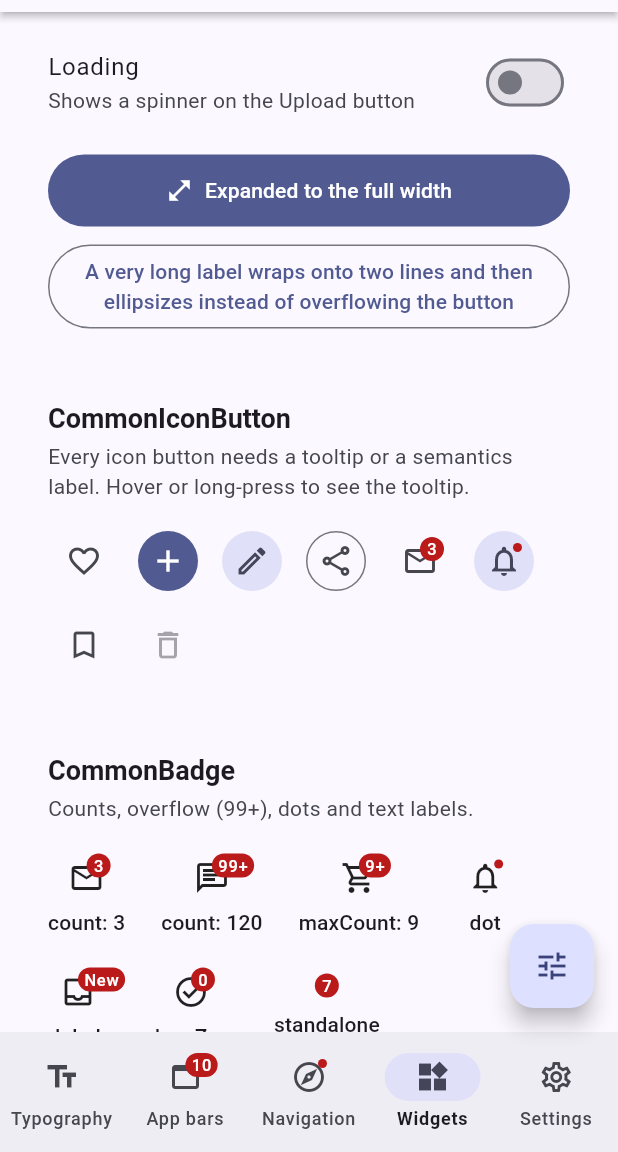
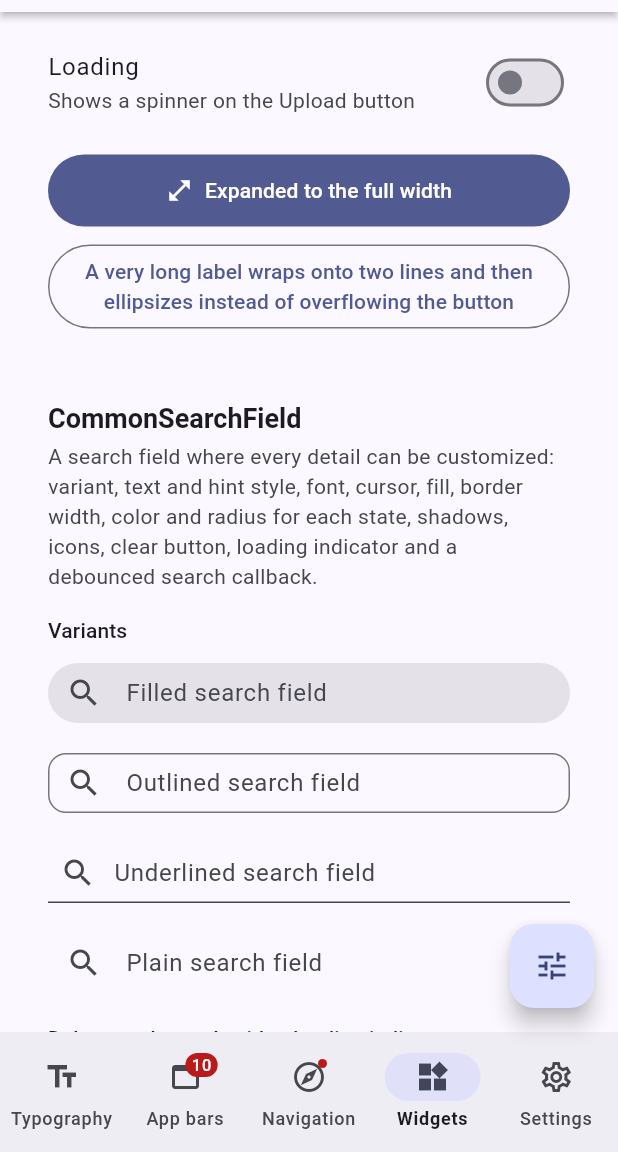
Before and after one commit to AvinashK123-A/scaffold_studio, a Flutter app: the screen it shows after launch, item 4 of the bottom bar chosen, scrolled down 576 dp, on a phone screen of 412 x 824 dp, the part 84-1236 px from its top. Run offline on Flutter 3.47's test engine with Material 3 defaults, Android fonts, the phone set to English and light mode, and no system bars.

Commit message:
Add CommonSearchField demos to the example app

```diff
--- a/example/lib/pages/widgets_page.dart
+++ b/example/lib/pages/widgets_page.dart
@@ -8,8 +8,8 @@ import 'package:scaffold_studio/scaffold_studio.dart';
 
 import '../widgets/showcase_widgets.dart';
 
-/// Demonstrates the common widgets: buttons, icon buttons, badges, cards,
-/// dividers, a responsive grid and keyboard focus.
+/// Demonstrates the common widgets: buttons, search fields, icon buttons,
+/// badges, cards, dividers, a responsive grid and keyboard focus.
 class WidgetsPage extends StatefulWidget {
   /// Creates the page.
   const WidgetsPage({super.key});
@@ -23,6 +23,25 @@ class _WidgetsPageState extends State<WidgetsPage> {
   final TextEditingController _email = TextEditingController();
   bool _loading = false;
   bool _bookmarked = false;
+  String _fruitQuery = '';
+  bool _searchingFruit = false;
+
+  static const List<String> _fruitNames = <String>[
+    'Apple',
+    'Apricot',
+    'Banana',
+    'Blueberry',
+    'Cherry',
+    'Grape',
+    'Kiwi',
+    'Lemon',
+    'Mango',
+    'Orange',
+    'Peach',
+    'Pear',
+    'Pineapple',
+    'Strawberry',
+  ];
 
   @override
   void dispose() {
@@ -38,6 +57,7 @@ class _WidgetsPageState extends State<WidgetsPage> {
     return ShowcasePage(
       children: <Widget>[
         _buttons(),
+        _searchFields(),
         _iconButtons(),
         _badges(),
         _cards(),
@@ -139,6 +159,116 @@ class _WidgetsPageState extends State<WidgetsPage> {
                 'instead of overflowing the button',
             variant: CommonButtonVariant.outlined,
             onPressed: () => _say('Long label pressed'),
+          ),
+        ],
+      ),
+    );
+  }
+
+  Widget _searchFields() {
+    final ColorScheme scheme = Theme.of(context).colorScheme;
+    final String query = _fruitQuery.toLowerCase();
+    final List<String> matches = <String>[
+      for (final String name in _fruitNames)
+        if (name.toLowerCase().contains(query)) name,
+    ];
+    final String results = matches.isEmpty
+        ? 'No fruit matches "$_fruitQuery".'
+        : matches.join(', ');
+
+    return ShowcaseSection(
+      title: 'CommonSearchField',
+      description:
+          'A search field where every detail can be customized: variant, text '
+          'and hint style, font, cursor, fill, border width, color and radius '
+          'for each state, shadows, icons, clear button, loading indicator and '
+          'a debounced search callback.',
+      child: Column(
+        crossAxisAlignment: CrossAxisAlignment.stretch,
+        spacing: 12,
+        children: <Widget>[
+          const CommonLabelText('Variants'),
+          for (final CommonSearchFieldVariant variant
+              in CommonSearchFieldVariant.values)
+            CommonSearchField(
+              variant: variant,
+              hintText: '${_capitalize(variant.name)} search field',
+            ),
+          const CommonLabelText('Debounced search with a loading indicator'),
+          CommonSearchField(
+            hintText: 'Search fruit',
+            isLoading: _searchingFruit,
+            onChanged: (String value) {
+              if (!_searchingFruit) {
+                setState(() => _searchingFruit = true);
+              }
+            },
+            onSearch: (String value) {
+              setState(() {
+                _fruitQuery = value;
+                _searchingFruit = false;
+              });
+            },
+          ),
+          CommonBodyText(results),
+          const CommonLabelText('Fully custom style'),
+          CommonSearchField(
+            hintText: 'Search the help center',
+            style: CommonSearchFieldStyle(
+              height: 52,
+              font: StudioFont.roboto,
+              textStyle: const TextStyle(
+                fontSize: 15,
+                fontWeight: FontWeight.w500,
+              ),
+              hintStyle: TextStyle(
+                fontSize: 15,
+                color: scheme.onSurfaceVariant.withValues(alpha: 0.7),
+              ),
+              backgroundColor: scheme.surface,
+              focusedBackgroundColor: scheme.surface,
+              borderRadius: const BorderRadius.all(Radius.circular(14)),
+              borderWidth: 1,
+              focusedBorderWidth: 2,
+              borderColor: scheme.outlineVariant,
+              hoverBorderColor: scheme.outline,
+              focusedBorderColor: scheme.tertiary,
+              shadows: <BoxShadow>[
+                BoxShadow(
+                  color: scheme.shadow.withValues(alpha: 0.08),
+                  blurRadius: 12,
+                  offset: const Offset(0, 4),
+                ),
+              ],
+              focusedShadows: <BoxShadow>[
+                BoxShadow(
+                  color: scheme.tertiary.withValues(alpha: 0.25),
+                  blurRadius: 16,
+                  offset: const Offset(0, 6),
+                ),
+              ],
+              prefixIcon: Icons.help_outline,
+              focusedPrefixIconColor: scheme.tertiary,
+              cursorColor: scheme.tertiary,
+              selectionColor: scheme.tertiary.withValues(alpha: 0.3),
+              clearIcon: Icons.cancel,
+              clearIconColor: scheme.tertiary,
+            ),
+            trailing: <Widget>[
+              IconButton(
+                icon: const Icon(Icons.mic_none),
+                tooltip: 'Voice search',
+                onPressed: () => _say('Voice search'),
+              ),
+            ],
+            onSubmitted: (String value) => _say('Searching for "$value"'),
+          ),
+          const CommonLabelText('Disabled and read-only'),
+          const CommonSearchField(enabled: false, initialValue: 'Disabled'),
+          CommonSearchField(
+            readOnly: true,
+            hintText: 'Read-only: tap to open a search page',
+            onTap: () => _say('Open a search page'),
           ),
         ],
       ),
```
